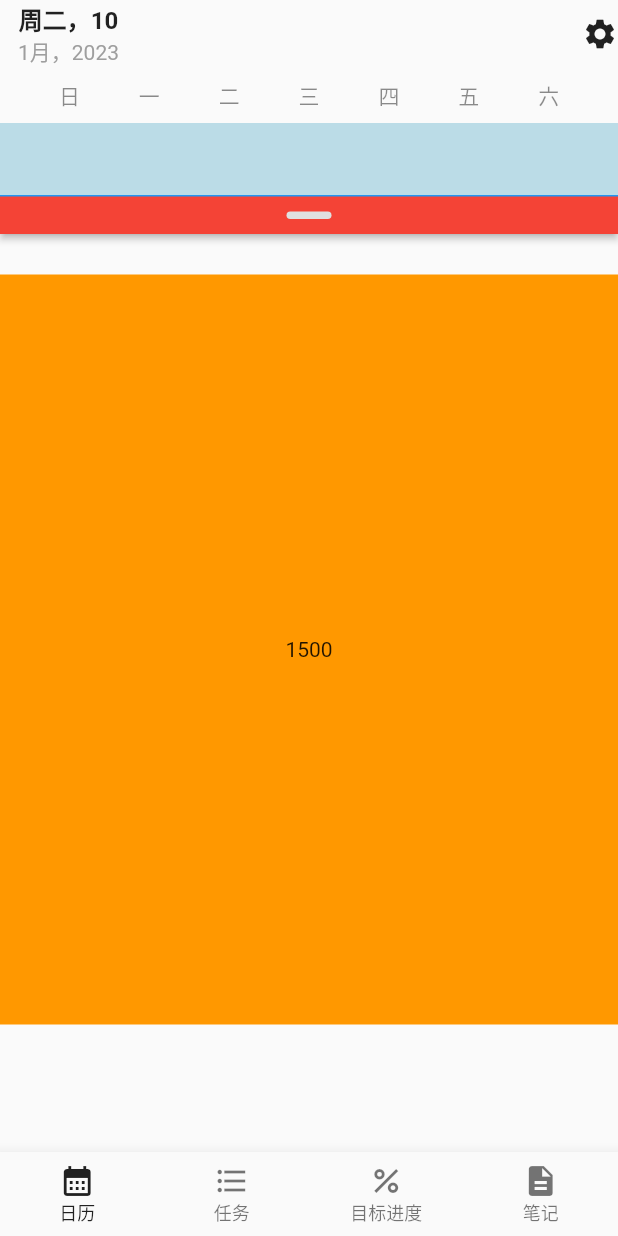
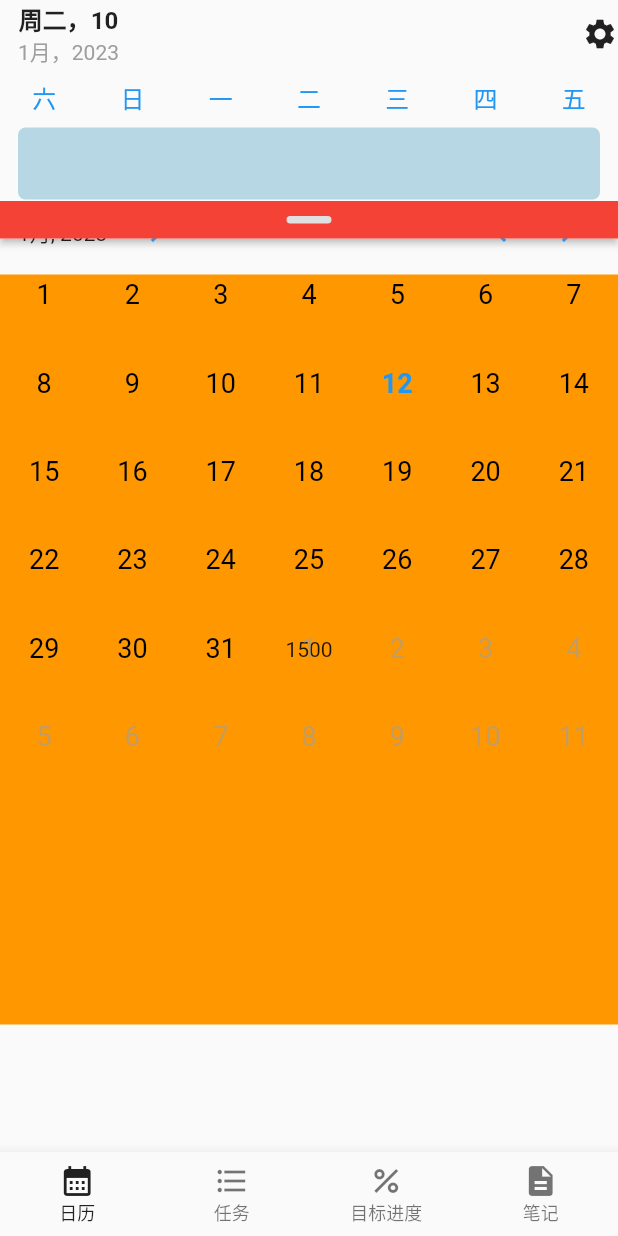
Before and after one commit to lemos1235/walden, a Flutter app: the screen it shows after launch, on a phone screen of 412 x 824 dp. Run offline on Flutter 3.47's test engine with Material 2 defaults, Android fonts, the phone set to English and light mode, and no system bars.

Commit message:
Add calendar bar

```diff
--- a/lib/main.dart
+++ b/lib/main.dart
@@ -1,6 +1,8 @@
 import 'package:flutter/cupertino.dart';
 import 'package:flutter/material.dart';
 import 'package:flutter/services.dart';
+import 'package:flutter_localizations/flutter_localizations.dart';
+import 'package:intl/intl.dart';
 import 'package:walden/pages/goal_page.dart';
 import 'package:walden/pages/home_page.dart';
 import 'package:walden/pages/note_page.dart';
@@ -23,6 +25,7 @@ class MyApp extends StatelessWidget {
       statusBarColor: Colors.transparent,
       systemNavigationBarColor: Colors.transparent,
     ));
+    Intl.defaultLocale = "zh";
     return MaterialApp(
       title: 'Flutter Demo',
       scrollBehavior: CupertinoScrollBehavior(),
@@ -43,6 +46,15 @@ class MyApp extends StatelessWidget {
             selectedItemColor: Colors.black87,
             selectedLabelStyle: TextStyle(fontSize: 12),
           )),
+      localizationsDelegates: [
+        GlobalMaterialLocalizations.delegate,
+        GlobalWidgetsLocalizations.delegate,
+        GlobalCupertinoLocalizations.delegate,
+      ],
+      supportedLocales: [
+        Locale('en'),
+        Locale('zh', 'CN'),
+      ],
       home: const NavigatorHomeScreen(),
     );
   }
--- a/lib/pages/home_page.dart
+++ b/lib/pages/home_page.dart
@@ -3,8 +3,7 @@
 // [Date] 2023/1/10
 //
 import 'package:flutter/material.dart';
-import 'package:walden/widgets/sliding_panel.dart';
-import 'package:walden/widgets/sliver_header.dart';
+import 'package:walden/widgets/calendar/calendar_bar.dart';
 
 class HomePage extends StatefulWidget {
   const HomePage({super.key});
@@ -86,43 +85,3 @@ class _HomePageState extends State<HomePage> {
     );
   }
 }
-
-class CalendarBar extends StatelessWidget {
-  const CalendarBar({Key? key}) : super(key: key);
-
-  @override
-  Widget build(BuildContext context) {
-    return Column(
-      mainAxisSize: MainAxisSize.min,
-      children: [
-        Padding(
-          padding: const EdgeInsets.symmetric(vertical: 8.0),
-          child: DefaultTextStyle(
-            style: TextStyle(color: Colors.black45),
-            child: Row(
-              mainAxisAlignment: MainAxisAlignment.spaceEvenly,
-              children: [
-                Text("日"),
-                Text("一"),
-                Text("二"),
-                Text("三"),
-                Text("四"),
-                Text("五"),
-                Text("六"),
-              ],
-            ),
-          ),
-        ),
-        Container(
-          color: Color(0x675EAFCC),
-          height: 48,
-        ),
-        SlidingPanel(
-          builder: (BuildContext context, AnimationController ac) {
-            return Container(color: Colors.blue, child: Text("calendar"));
-          },
-        ),
-      ],
-    );
-  }
-}
--- /dev/null
+++ b/lib/widgets/calendar/calendar_bar.dart
@@ -0,0 +1,266 @@
+//
+// [Author] lg (https://github.com/lemos1235)
+// [Date] 2023/1/12
+//
+import 'package:flutter/material.dart';
+import 'package:intl/intl.dart';
+import 'package:walden/widgets/sliding_panel.dart';
+
+class CalendarBar extends StatefulWidget {
+  const CalendarBar({Key? key}) : super(key: key);
+
+  @override
+  State<CalendarBar> createState() => _CalendarBarState();
+}
+
+class _CalendarBarState extends State<CalendarBar> {
+  List<DateTime> dateList = <DateTime>[];
+  DateTime currentMonthDate = DateTime.now();
+
+  @override
+  void initState() {
+    super.initState();
+    setListOfDate(currentMonthDate);
+  }
+
+  void setListOfDate(DateTime monthDate) {
+    dateList.clear();
+    //上个月的最后一天零点
+    final DateTime newDate = DateTime(monthDate.year, monthDate.month, 0);
+    int previousMothDay = 0;
+    //判断上个月末是否是星期六，不是的话当前月需要显示上个月的最后一周中的最后几天
+    if (newDate.weekday == 7) {
+      previousMothDay = 1;
+      dateList.add(newDate);
+    } else if (newDate.weekday < 6) {
+      previousMothDay = newDate.weekday + 1;
+      for (int i = 1; i <= previousMothDay; i++) {
+        dateList.add(newDate.subtract(Duration(days: previousMothDay - i)));
+      }
+    }
+    for (int i = 0; i < (42 - previousMothDay); i++) {
+      dateList.add(newDate.add(Duration(days: i + 1)));
+    }
+  }
+
+  @override
+  Widget build(BuildContext context) {
+    return Column(
+      mainAxisSize: MainAxisSize.min,
+      children: [
+        Padding(
+          padding: const EdgeInsets.symmetric(vertical: 8.0),
+          child: DefaultTextStyle(
+            style: TextStyle(color: Colors.black45),
+            child: Row(
+              mainAxisAlignment: MainAxisAlignment.spaceEvenly,
+              children: getWeekDayNameUI(),
+            ),
+          ),
+        ),
+        Padding(
+          padding: EdgeInsets.symmetric(horizontal: 12),
+          child: Container(
+            decoration: BoxDecoration(
+              color: Color(0xFFb6d7e3),
+              borderRadius: BorderRadius.circular(5),
+            ),
+            height: 48,
+          ),
+        ),
+        SlidingPanel(
+          maxHeight: 400,
+          builder: (BuildContext context, AnimationController ac) {
+            return Wrap(
+              children: [
+                Padding(
+                  padding: const EdgeInsets.only(left: 12, right: 12, top: 10, bottom: 0),
+                  child: Row(
+                    mainAxisAlignment: MainAxisAlignment.spaceBetween,
+                    children: [
+                      buildYearAndMonthPicker(),
+                      buildMonthNavigator(),
+                    ],
+                  ),
+                ),
+                ...getDaysNoUI(),
+              ],
+            );
+          },
+        ),
+      ],
+    );
+  }
+
+  List<Widget> getWeekDayNameUI() {
+    final List<Widget> listUI = <Widget>[];
+    for (int i = 6; i < 13; i++) {
+      listUI.add(
+        Expanded(
+          child: Center(
+            child: Text(
+              DateFormat.E().format(dateList[i]).replaceAll("周", ""),
+              style:
+                  TextStyle(fontSize: 16, fontWeight: FontWeight.w500, color: ThemeData.light().primaryColor),
+            ),
+          ),
+        ),
+      );
+    }
+    return listUI;
+  }
+
+  Widget buildYearAndMonthPicker() {
+    var monthYear = DateFormat("MMM, yyyy").format(currentMonthDate);
+    return Row(
+      mainAxisSize: MainAxisSize.min,
+      children: [
+        SizedBox(
+          width: 80,
+          child: Text(
+            monthYear,
+            strutStyle: StrutStyle(
+              height: 1,
+              leading: 0.3,
+            ),
+          ),
+        ),
+        Icon(
+          Icons.navigate_next,
+          color: ThemeData.light().primaryColor,
+        ),
+      ],
+    );
+  }
+
+  Widget buildMonthNavigator() {
+    return Theme(
+      data: ThemeData(
+        splashColor: Colors.transparent,
+        highlightColor: Colors.transparent,
+        splashFactory: NoSplash.splashFactory,
+      ),
+      child: Row(
+        mainAxisSize: MainAxisSize.min,
+        children: [
+          InkWell(
+            onTap: () {
+              setState(() {
+                currentMonthDate = DateTime(currentMonthDate.year, currentMonthDate.month, 0);
+                setListOfDate(currentMonthDate);
+              });
+            },
+            child: Container(
+              padding: EdgeInsets.symmetric(horizontal: 10),
+              child: Icon(
+                Icons.keyboard_arrow_left,
+                color: ThemeData.light().primaryColor,
+              ),
+            ),
+          ),
+          InkWell(
+            onTap: () {
+              setState(() {
+                currentMonthDate = DateTime(currentMonthDate.year, currentMonthDate.month + 2, 0);
+                setListOfDate(currentMonthDate);
+              });
+            },
+            child: Container(
+              padding: EdgeInsets.symmetric(horizontal: 10),
+              child: Icon(
+                Icons.keyboard_arrow_right,
+                color: ThemeData.light().primaryColor,
+              ),
+            ),
+          ),
+        ],
+      ),
+    );
+  }
+
+  List<Widget> getDaysNoUI() {
+    final List<Widget> noList = <Widget>[];
+    int count = 0;
+    //dateList.length 为 42，一行是 7 列，总共是 6 行。
+    for (int i = 0; i < dateList.length / 7; i++) {
+      //当前行
+      final List<Widget> listUI = <Widget>[];
+      for (int i = 0; i < 7; i++) {
+        final DateTime date = dateList[count];
+        bool isToday = DateTime.now().day == date.day &&
+            DateTime.now().month == date.month &&
+            DateTime.now().year == date.year;
+        listUI.add(
+          Expanded(
+            child: AspectRatio(
+              aspectRatio: 1.0,
+              child: Container(
+                child: Stack(
+                  children: <Widget>[
+                    // 当前行的所有日期
+                    Material(
+                      color: Colors.transparent,
+                      child: InkWell(
+                        borderRadius: const BorderRadius.all(Radius.circular(32.0)),
+                        onTap: () {
+                          // 选区
+                          print('点击了');
+                        },
+                        child: Padding(
+                          padding: const EdgeInsets.all(2),
+                          child: Container(
+                            child: Center(
+                              child: Text(
+                                '${date.day}',
+                                style: TextStyle(
+                                  fontWeight: isToday ? FontWeight.bold : FontWeight.normal,
+                                  // 当天的高亮显示
+                                  color: isToday
+                                      ? ThemeData.light().primaryColor
+                                      : currentMonthDate.month == date.month
+                                          ? Colors.black
+                                          //不是当前月的，灰度显示
+                                          : Colors.grey.withOpacity(0.6),
+                                  fontSize: MediaQuery.of(context).size.width > 360 ? 18 : 16,
+                                ),
+                              ),
+                            ),
+                          ),
+                        ),
+                      ),
+                    ),
+                    // 当前日期底部的高亮点
+                    // Positioned(
+                    //   bottom: 9,
+                    //   right: 0,
+                    //   left: 0,
+                    //   child: Container(
+                    //     height: 6,
+                    //     width: 6,
+                    //     decoration: BoxDecoration(
+                    //         color: DateTime.now().day == date.day &&
+                    //                 DateTime.now().month == date.month &&
+                    //                 DateTime.now().year == date.year
+                    //             ? ThemeData.light().primaryColor
+                    //             : Colors.transparent,
+                    //         shape: BoxShape.circle),
+                    //   ),
+                    // ),
+                  ],
+                ),
+              ),
+            ),
+          ),
+        );
+        count += 1;
+      }
+      noList.add(Row(
+        mainAxisAlignment: MainAxisAlignment.center,
+        crossAxisAlignment: CrossAxisAlignment.center,
+        mainAxisSize: MainAxisSize.min,
+        children: listUI,
+      ));
+    }
+    return noList;
+  }
+}
--- a/lib/widgets/sliding_panel.dart
+++ b/lib/widgets/sliding_panel.dart
@@ -8,13 +8,14 @@ import 'package:flutter/material.dart';
 typedef SlidingBodyBuilder = Widget Function(BuildContext context, AnimationController controller);
 
 class SlidingPanel extends StatefulWidget {
-  const SlidingPanel({Key? key, required this.builder}) : super(key: key);
+  const SlidingPanel({Key? key, this.maxHeight = 200, this.minHeight = 0, required this.builder})
+      : super(key: key);
 
   final SlidingBodyBuilder builder;
 
-  final double maxHeight = 200;
+  final double maxHeight;
 
-  final double minHeight = 0;
+  final double minHeight;
 
   final double indicatorHeight = 26;
 
@@ -54,9 +55,6 @@ class _SlidingPanelState extends State<SlidingPanel> with SingleTickerProviderSt
           return Container(
             height:
                 (widget.maxHeight - widget.minHeight) * _ac.value + widget.minHeight + widget.indicatorHeight,
-            child: child!,
-          );
-        },
             child: Stack(
               children: [
                 Positioned.fill(child: widget.builder(context, _ac)),
@@ -64,10 +62,13 @@ class _SlidingPanelState extends State<SlidingPanel> with SingleTickerProviderSt
                   bottom: 0,
                   left: 0,
                   right: 0,
-              child: _buildSlideIndicator(),
+                  child: child!,
                 ),
               ],
             ),
+          );
+        },
+        child: _buildSlideIndicator(),
       ),
     );
   }
--- a/pubspec.yaml
+++ b/pubspec.yaml
@@ -36,6 +36,9 @@ dependencies:
   # The following adds the Cupertino Icons font to your application.
   # Use with the CupertinoIcons class for iOS style icons.
   cupertino_icons: ^1.0.2
+  flutter_localizations:
+    sdk: flutter
+  intl: ^0.17.0
 
 dev_dependencies:
   flutter_test:
```
Also changed, not shown: pubspec.lock, 2 other files. Lines whose indentation alone changed are shown as unchanged.
